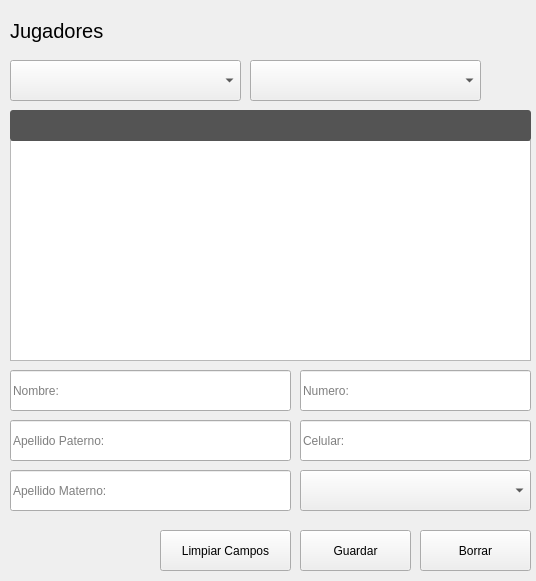
Above: gui/ui/jugadores.ui from Tar-Mairon24/ProyectoBDAdmin before the change. Below: the same form after it.
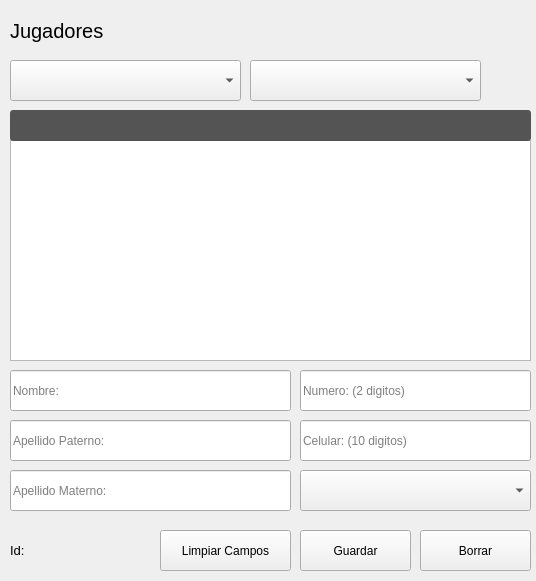
That is the form after the change.

```diff
--- a/gui/ui/jugadores.ui
+++ b/gui/ui/jugadores.ui
@@ -154,7 +154,7 @@
     <string/>
    </property>
    <property name="placeholderText">
-    <string>Numero:</string>
+    <string>Numero: (2 digitos)</string>
    </property>
   </widget>
   <widget class="QLineEdit" name="telefono_text">
@@ -170,7 +170,7 @@
     <string/>
    </property>
    <property name="placeholderText">
-    <string>Celular:</string>
+    <string>Celular: (10 digitos)</string>
    </property>
   </widget>
   <widget class="QComboBox" name="combo_equipo">
@@ -225,6 +225,26 @@
     <set>Qt::AlignCenter</set>
    </property>
   </widget>
+  <widget class="QLabel" name="id_label">
+   <property name="geometry">
+    <rect>
+     <x>10</x>
+     <y>530</y>
+     <width>81</width>
+     <height>41</height>
+    </rect>
+   </property>
+   <property name="font">
+    <font>
+     <pointsize>10</pointsize>
+     <weight>50</weight>
+     <bold>false</bold>
+    </font>
+   </property>
+   <property name="text">
+    <string>Id:</string>
+   </property>
+  </widget>
  </widget>
  <resources/>
  <connections/>
```
Left out of the diff: 2 changed lines with no effect on the pictures.
